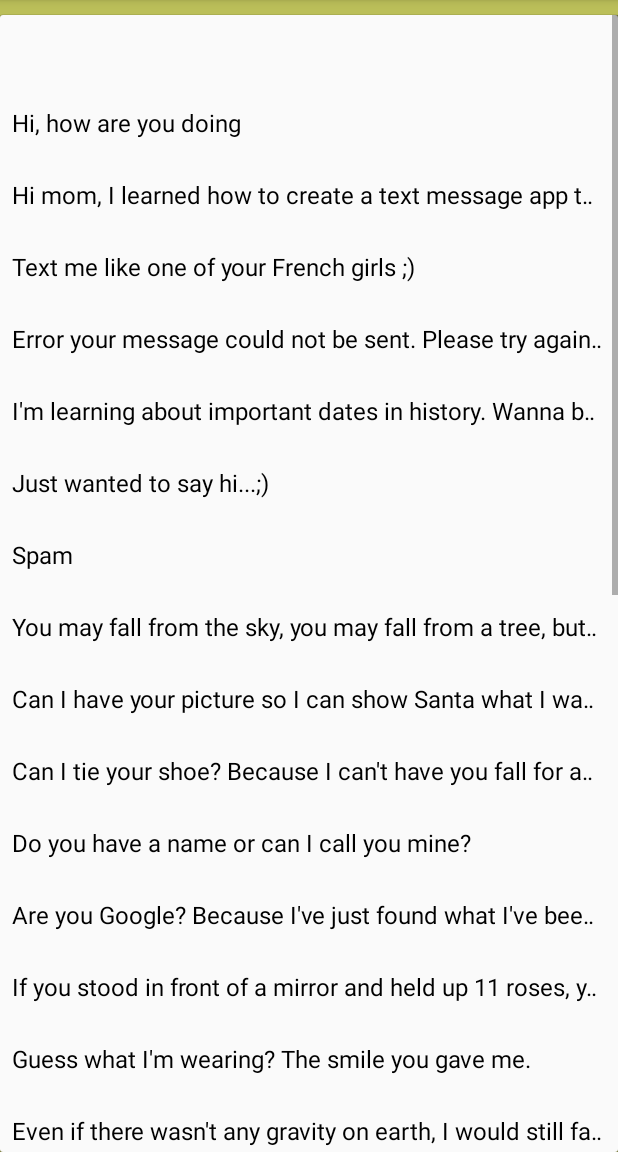
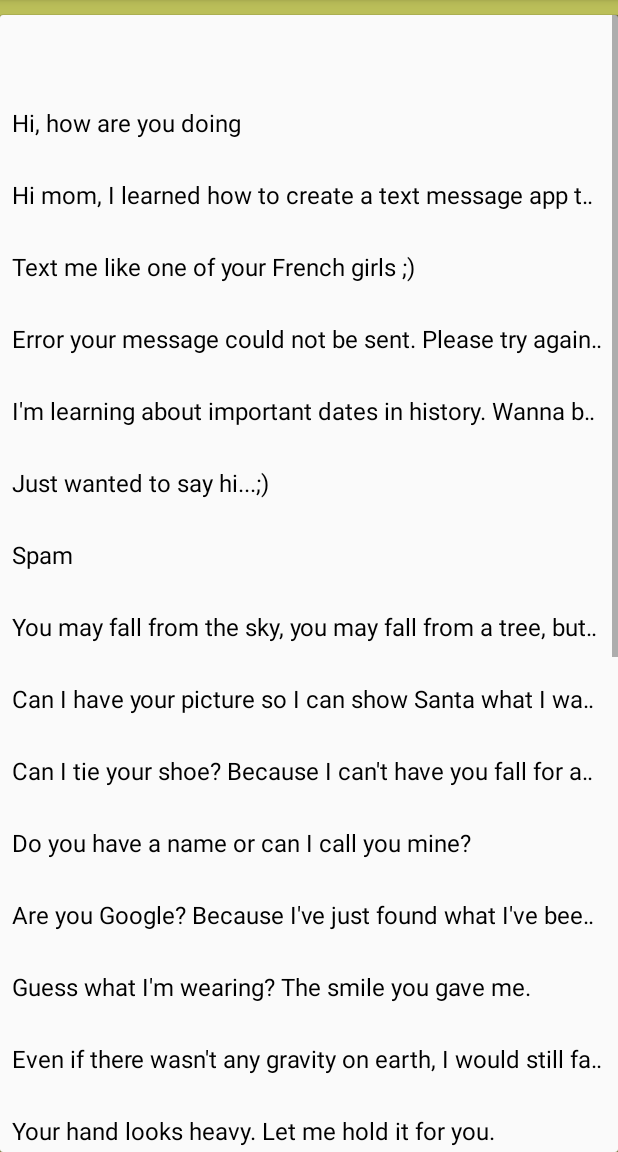
Before and after one commit to tristangaebler/TextingApp, an Android app: the screen it shows after launch (TextingActivity), after a tap on "Messages", on a phone screen of 412 x 824 dp, the part 84-1236 px from its top. Run offline under Robolectric (Android 15) with nearby library versions, the phone set to English and light mode, and no system bars; 3 other taps on this screen came first.

Commit message:
Edited some more of the strings.

```diff
--- a/app/src/main/java/ctect/textingapp/TextingActivity.java
+++ b/app/src/main/java/ctect/textingapp/TextingActivity.java
@@ -75,17 +75,14 @@ public class TextingActivity extends AppCompatActivity {
         messageList.add("Can I tie your shoe? Because I can't have you fall for anyone else.");
         messageList.add("Do you have a name or can I call you mine?");
         messageList.add("Are you Google? Because I've just found what I've been searching for.");
-        messageList.add("If you stood in front of a mirror and held up 11 roses, you would see 12 of the most beautiful things in the world.");
         messageList.add("Guess what I'm wearing? The smile you gave me.");
         messageList.add("Even if there wasn't any gravity on earth, I would still fall for you!");
         messageList.add("Your hand looks heavy. Let me hold it for you.");
         messageList.add("I need some answers for my math homework. Quick. What's your number?");
         messageList.add("I want our love to be like pi, irrational and never ending.");
         messageList.add("Do you believe in love at first sight, or should I walk by again?");
-        messageList.add("Kissing burns 5 calories a minute. How about a workout?");
         messageList.add("A boy gives a girl 12 roses. 11 real, 1 fake and he says to her  I will stop loving you when all the roses die");
         messageList.add("Let's commit the perfect crime: I'll steal you're heart, and you'll steal mine.");
-        messageList.add("I've got skittles in my mouth, wanna taste the rainbow?");
         messageList.add("I hope you know CPR, because you take my breath away!");
         messageList.add("Tristan Gaebler");
         messageList.add("Bodie Shane");
```
